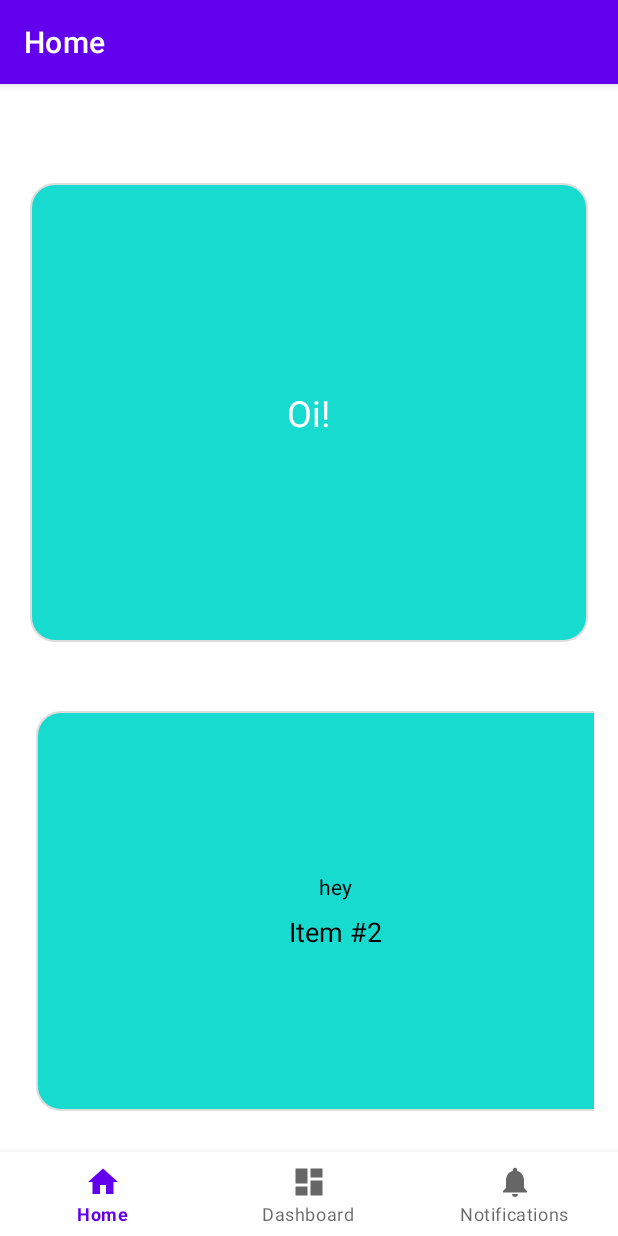
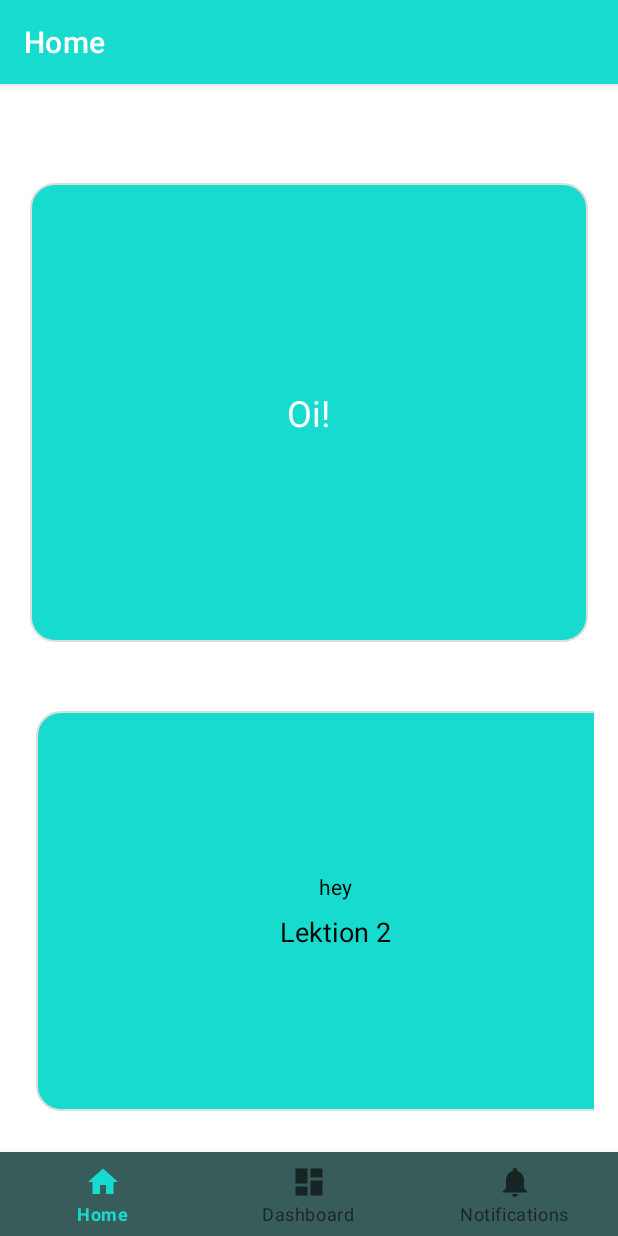
Before and after one commit to LBLB123/Lingua, an Android app: the screen it shows after launch (MainActivity), on a phone screen of 412 x 824 dp. Run offline under Robolectric (Android 15) with nearby library versions, the phone set to English and light mode, and no system bars; our stand-ins replace navigation-ui.

Commit message:
color update

```diff
--- a/app/src/main/java/com/example/lingua/ui/home/HomeFragment.kt
+++ b/app/src/main/java/com/example/lingua/ui/home/HomeFragment.kt
@@ -29,9 +29,9 @@ class HomeFragment : Fragment() {
 
 
         val itemList = listOf(
-            Item("hey", "Item #2"),
-            Item("Title #3", "Item #3"),
-            Item("Title #4", "Item #4"),
+            Item("hey", "Lektion 2"),
+            Item("Title #3", "Lektion 3"),
+            Item("Title #4", "Lektion 4"),
 
         )
 
--- a/app/src/main/res/layout/activity_main.xml
+++ b/app/src/main/res/layout/activity_main.xml
@@ -12,7 +12,7 @@
         android:layout_height="wrap_content"
         android:layout_marginStart="0dp"
         android:layout_marginEnd="0dp"
-        android:background="?android:attr/windowBackground"
+        android:background="#385C59"
         app:layout_constraintBottom_toBottomOf="parent"
         app:layout_constraintLeft_toLeftOf="parent"
         app:layout_constraintRight_toRightOf="parent"
--- a/app/src/main/res/values/colors.xml
+++ b/app/src/main/res/values/colors.xml
@@ -1,8 +1,8 @@
 <?xml version="1.0" encoding="utf-8"?>
 <resources>
-    <color name="purple_200">#FFBB86FC</color>
-    <color name="purple_500">#FF6200EE</color>
-    <color name="purple_700">#FF3700B3</color>
+    <color name="purple_200">#17DBCF</color>
+    <color name="purple_500">#17DBCF</color>
+    <color name="purple_700">#17DBCF</color>
     <color name="teal_200">#FF03DAC5</color>
     <color name="teal_700">#FF018786</color>
     <color name="black">#FF000000</color>
```
